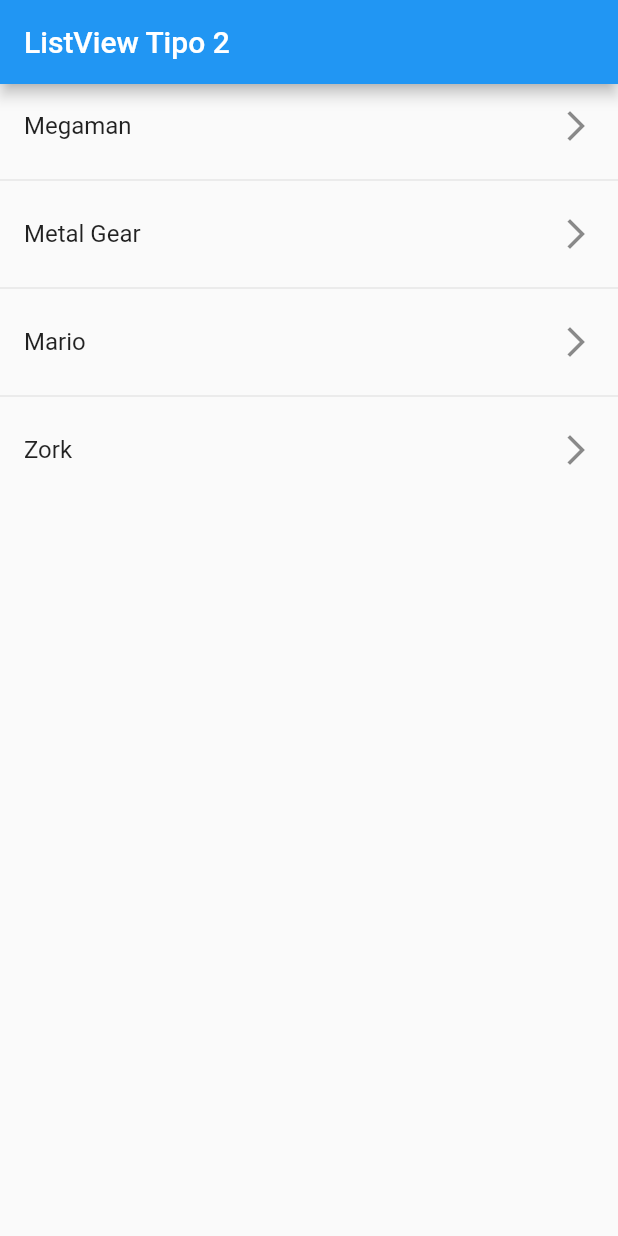
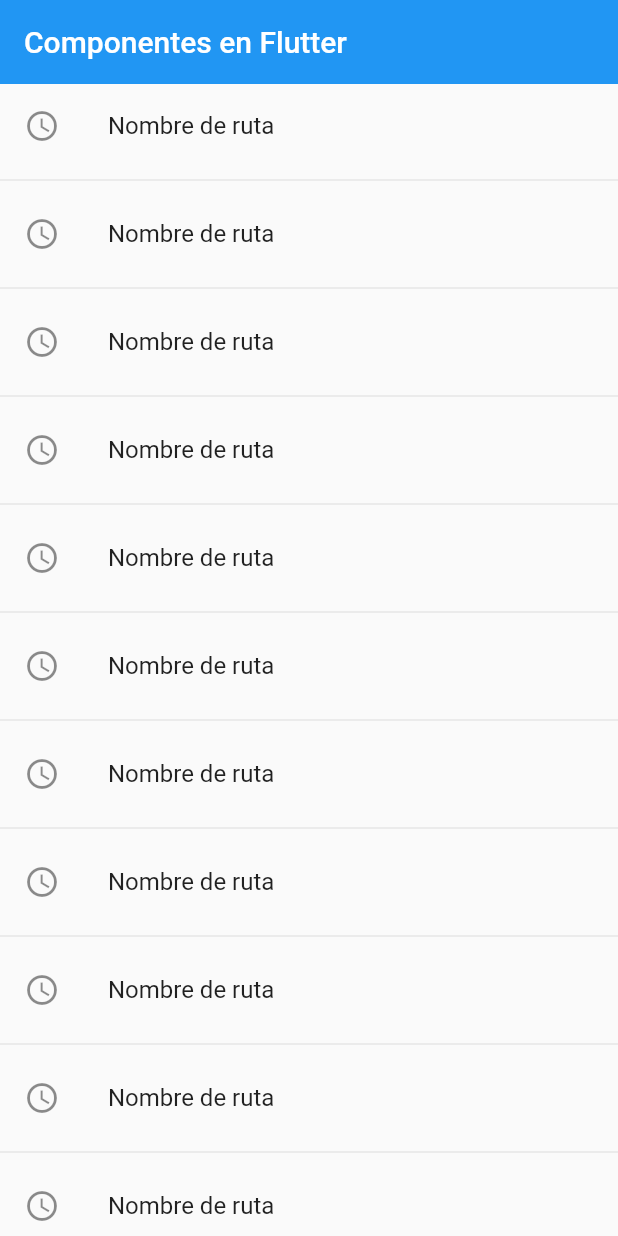
Before and after one commit to juandag97/Flutter-Components, a Flutter app: the screen it shows after launch, on a phone screen of 412 x 824 dp. Run offline on Flutter 3.47's test engine with Material 2 defaults, Android fonts, the phone set to English and light mode, and no system bars.

Commit message:
Adding some routes and defining the structure

```diff
--- a/lib/main.dart
+++ b/lib/main.dart
@@ -1,6 +1,11 @@
+// import 'dart:html';
+
 import 'package:flutter/material.dart';
+import 'package:flutter_components/router/app_routes.dart';
 // import 'package:flutter_components/screens/listview1_screen.dart';
-import 'package:flutter_components/screens/listview2_screen.dart';
+// // import 'package:flutter_components/screens/listview1_screen.dart';
+// import 'package:flutter_components/screens/listview2_screen.dart';
+import 'package:flutter_components/screens/screens.dart';
 
 void main() => runApp(MyApp());
 
@@ -9,10 +14,14 @@ class MyApp extends StatelessWidget {
 
   @override
   Widget build(BuildContext context) {
-    return const MaterialApp(
+    return MaterialApp(
         debugShowCheckedModeBanner: false,
         title: 'Material App',
         // home: ListView1Screen());
-        home: ListView2Screen());
+        // home: const ListView2Screen(),
+        // initialRoute: 'home',
+        initialRoute: AppRoutes.initialRoute,
+        routes: AppRoutes.routes,
+        onGenerateRoute: AppRoutes.onGenerateRoute);
   }
 }
--- /dev/null
+++ b/lib/models/menu_option.dart
@@ -0,0 +1,14 @@
+import 'package:flutter/material.dart' show IconData, Widget;
+
+class MenuOption {
+  final String route;
+  final IconData icon;
+  final String name;
+  final Widget screen;
+
+  MenuOption(
+      {required this.route,
+      required this.icon,
+      required this.name,
+      required this.screen});
+}
--- /dev/null
+++ b/lib/models/models.dart
@@ -0,0 +1 @@
+export 'package:flutter_components/models/menu_option.dart';
--- /dev/null
+++ b/lib/router/app_routes.dart
@@ -0,0 +1,43 @@
+import 'package:flutter/material.dart';
+import 'package:flutter_components/models/models.dart';
+import 'package:flutter_components/screens/screens.dart';
+
+class AppRoutes {
+  static const initialRoute = 'home';
+
+  static final menuOptions = <MenuOption>[
+    MenuOption(
+        route: ' home',
+        icon: Icons.home_max_sharp,
+        name: 'Home Screen',
+        screen: HomeScreen()),
+    MenuOption(
+        route: ' ListView1',
+        icon: Icons.list_alt,
+        name: 'ListView tipo 1',
+        screen: ListView1Screen()),
+    MenuOption(
+        route: ' ListView2',
+        icon: Icons.list_alt,
+        name: 'ListView tipo 2',
+        screen: ListView2Screen()),
+    MenuOption(
+        route: ' Alert',
+        icon: Icons.add_alert_outlined,
+        name: 'Alertas',
+        screen: Alert()),
+  ];
+
+  static Map<String, Widget Function(BuildContext)> routes = {
+    'home': (BuildContext context) => HomeScreen(),
+    'listview1': (BuildContext context) => const ListView1Screen(),
+    'listview2': (BuildContext context) => const ListView2Screen(),
+    'alert': (BuildContext context) => Alert(),
+  };
+
+  static Route<dynamic> onGenerateRoute(RouteSettings settings) {
+    return MaterialPageRoute(
+      builder: (context) => Alert(),
+    );
+  }
+}
--- /dev/null
+++ b/lib/screens/alert.dart
@@ -0,0 +1,23 @@
+import 'package:flutter/material.dart';
+
+// void main() => runApp(Alert());
+
+class Alert extends StatelessWidget {
+  @override
+  Widget build(BuildContext context) {
+    return MaterialApp(
+      debugShowCheckedModeBanner: false,
+      title: 'Material App',
+      home: Scaffold(
+        appBar: AppBar(
+          title: const Text('Material App Bar'),
+        ),
+        body: Center(
+          child: Container(
+            child: const Text('Alert screen'),
+          ),
+        ),
+      ),
+    );
+  }
+}
--- /dev/null
+++ b/lib/screens/home_screen.dart
@@ -0,0 +1,30 @@
+import 'package:flutter/material.dart';
+// import 'package:flutter_components/screens/listview1_screen.dart';
+import 'package:flutter_components/screens/screens.dart';
+
+void main() => runApp(HomeScreen());
+
+class HomeScreen extends StatelessWidget {
+  @override
+  Widget build(BuildContext context) {
+    return Scaffold(
+        appBar: AppBar(
+          title: const Text('Componentes en Flutter'),
+          elevation: 0,
+        ),
+        body: ListView.separated(
+          itemBuilder: (context, index) => ListTile(
+            leading: const Icon(Icons.access_time_outlined),
+            title: const Text('Nombre de ruta'),
+            onTap: () {
+              // final route =
+              //     MaterialPageRoute(builder: (context) =>  const ListView1Screen());
+              //     Navigator.pushReplacement(context, route);
+              Navigator.pushNamed(context, 'alert');
+            },
+          ),
+          separatorBuilder: (_, __) => const Divider(),
+          itemCount: 20,
+        ));
+  }
+}
--- a/lib/screens/listview2_screen.dart
+++ b/lib/screens/listview2_screen.dart
@@ -10,11 +10,19 @@ class ListView2Screen extends StatelessWidget {
     return Scaffold(
         appBar: AppBar(
           title: const Text('ListView Tipo 2'),
+          elevation: 0,
+          backgroundColor: Colors.indigo,
         ),
         body: ListView.separated(
             itemBuilder: (context, index) => ListTile(
-                title: Text(options[index]),
-                trailing: const Icon(Icons.arrow_forward_ios_outlined)),
+                  title: Text(options[index]),
+                  trailing: const Icon(Icons.arrow_forward_ios_outlined,
+                      color: Colors.indigo),
+                  onTap: () {
+                    final game = options[index];
+                    print(game);
+                  },
+                ),
             separatorBuilder: (_, __) => const Divider(),
             itemCount: options.length));
   }
--- /dev/null
+++ b/lib/screens/screens.dart
@@ -0,0 +1,4 @@
+export 'package:flutter_components/screens/home_screen.dart';
+export 'package:flutter_components/screens/listview1_screen.dart';
+export 'package:flutter_components/screens/listview2_screen.dart';
+export 'package:flutter_components/screens/alert.dart';
```
